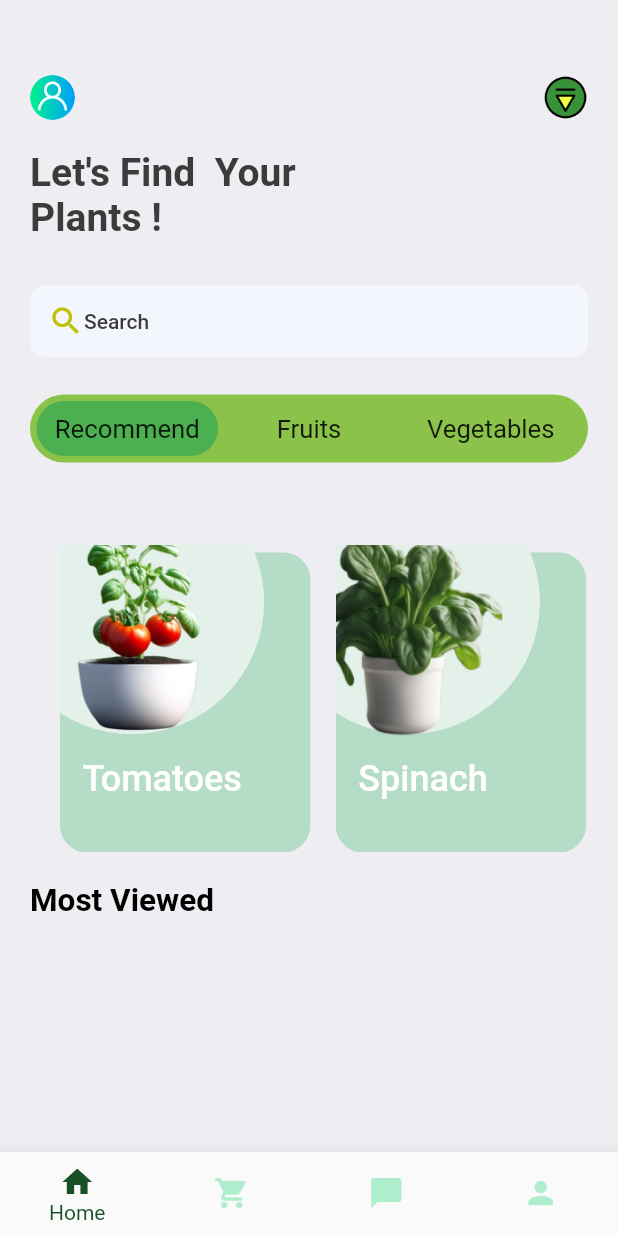
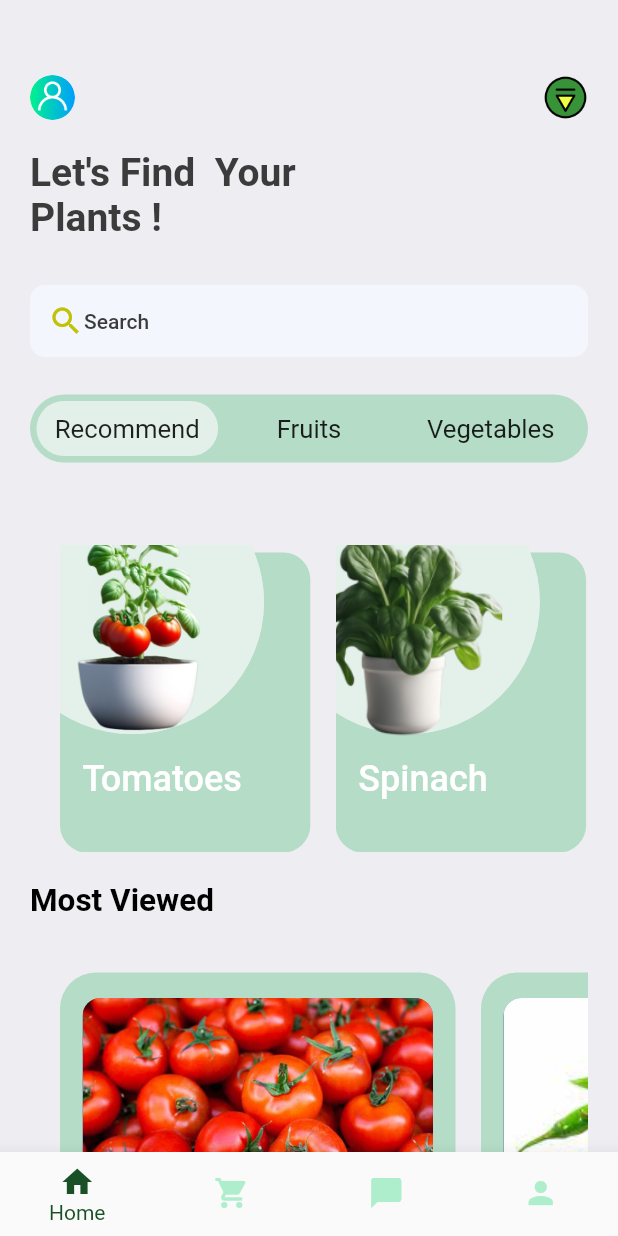
Before and after one commit to Joelp13/SoilSage, a Flutter app: the HomeScreen screen opened directly, on a phone screen of 412 x 824 dp. Run offline on Flutter 3.47's test engine with Material 2 defaults, Android fonts, the phone set to English and light mode, and no system bars; our stand-ins replace geolocator; missing offline and left inert: dart:js.

Commit message:
Sample Run

```diff
--- a/lib/Screens/home_screen.dart
+++ b/lib/Screens/home_screen.dart
@@ -12,29 +12,33 @@ class HomeScreen extends StatelessWidget {
   @override
   Widget build(BuildContext context) {
     final size = AppLayout.getSize(context);
-    return Scaffold( bottomNavigationBar: BottomNavigationBar(
+    return Scaffold(
+      bottomNavigationBar: BottomNavigationBar(
           currentIndex: 0,
           onTap: (index) {
-            if (index==1)
-            {
-              Navigator.pushReplacement(context as BuildContext, MaterialPageRoute(builder: (BuildContext context) => const ShopScreen()));
+            if (index == 1) {
+              Navigator.pushReplacement(
+                  context as BuildContext,
+                  MaterialPageRoute(
+                      builder: (BuildContext context) => const ShopScreen()));
+            } else if (index == 2) {
+              Navigator.pushReplacement(
+                  context as BuildContext,
+                  MaterialPageRoute(
+                      builder: (BuildContext context) =>
+                          const CommunityScreen()));
+            } else if (index == 3) {
+              Navigator.pushReplacement(
+                  context as BuildContext,
+                  MaterialPageRoute(
+                      builder: (BuildContext context) =>
+                          const ProfileScreen()));
+            } else if (index == 0) {
+              Navigator.pushReplacement(
+                  context as BuildContext,
+                  MaterialPageRoute(
+                      builder: (BuildContext context) => const HomeScreen()));
             }
-            else if(index==2)
-            {
-                   Navigator.pushReplacement(context as BuildContext, MaterialPageRoute(builder: (BuildContext context) => const CommunityScreen()));
-
-            }
-            else if(index==3)
-            {
-                   Navigator.pushReplacement(context as BuildContext, MaterialPageRoute(builder: (BuildContext context) => const ProfileScreen()));
-
-            }
-            else if(index==0)
-            {
-                   Navigator.pushReplacement(context as BuildContext, MaterialPageRoute(builder: (BuildContext context) => const HomeScreen()));
-
-            }
-
           },
           elevation: 10,
           showSelectedLabels: true,
@@ -288,6 +292,93 @@ class HomeScreen extends StatelessWidget {
             Text(
               "Most Viewed",
               style: Styles.headLineStyle2.copyWith(color: Colors.black),
+            ),
+            SizedBox(
+              height: 30,
+            ),
+            SingleChildScrollView(
+              scrollDirection: Axis.horizontal,
+              padding: EdgeInsets.only(left: 20),
+              child: Row(
+                children: [
+                  Container(
+                    width: size.width * 0.64,
+                    height: 350,
+                    padding: const EdgeInsets.symmetric(
+                        horizontal: 15, vertical: 17),
+                    margin: const EdgeInsets.only(right: 17, top: 5),
+                    decoration: BoxDecoration(
+                        color: Color.fromARGB(255, 180, 220, 198),
+                        borderRadius: BorderRadius.circular(24),
+                        boxShadow: [BoxShadow(color: Colors.grey.shade200)]),
+                    child: Column(
+                      crossAxisAlignment: CrossAxisAlignment.start,
+                      children: [
+                        Container(
+                          height: 150,
+                          decoration: BoxDecoration(
+                              borderRadius: BorderRadius.circular(12),
+                              color: Styles.primaryColor,
+                              image: DecorationImage(
+                                  fit: BoxFit.cover,
+                                  image: AssetImage(
+                                      "assets/images/tomatoes.jpg"))),
+                        ),
+                        SizedBox(height: 10),
+                        Text("Tomatoes",
+                            style: Styles.headLineStyle2
+                                .copyWith(color: Colors.white, fontSize: 29)),
+                        SizedBox(
+                          height: 5,
+                        ),
+                        Text(
+                          "Despite being a fruit it is prepared like a vegetable.They are a great source of vitamin C ,potassium and folate.",
+                          style: Styles.headLineStyle4
+                              .copyWith(color: Colors.white, fontSize: 16),
+                        )
+                      ],
+                    ),
+                  ),
+                  Container(
+                    width: size.width * 0.64,
+                    height: 350,
+                    padding: const EdgeInsets.symmetric(
+                        horizontal: 15, vertical: 17),
+                    margin: const EdgeInsets.only(right: 17, top: 5),
+                    decoration: BoxDecoration(
+                        color: Color.fromARGB(255, 180, 220, 198),
+                        borderRadius: BorderRadius.circular(24),
+                        boxShadow: [BoxShadow(color: Colors.grey.shade200)]),
+                    child: Column(
+                      crossAxisAlignment: CrossAxisAlignment.start,
+                      children: [
+                        Container(
+                          height: 150,
+                          decoration: BoxDecoration(
+                              borderRadius: BorderRadius.circular(12),
+                              color: Styles.primaryColor,
+                              image: DecorationImage(
+                                  fit: BoxFit.cover,
+                                  image:
+                                      AssetImage("assets/images/chilli.jpg"))),
+                        ),
+                        SizedBox(height: 10),
+                        Text("Chillies",
+                            style: Styles.headLineStyle2
+                                .copyWith(color: Colors.white, fontSize: 29)),
+                        SizedBox(
+                          height: 5,
+                        ),
+                        Text(
+                          "Despite being a fruit it is prepared like a vegetable.They are a great source of vitamin C ,potassium and folate.",
+                          style: Styles.headLineStyle4
+                              .copyWith(color: Colors.white, fontSize: 16),
+                        )
+                      ],
+                    ),
+                  )
+                ],
+              ),
             )
           ]),
     );
--- a/lib/widgets/tickets_tab.dart
+++ b/lib/widgets/tickets_tab.dart
@@ -24,7 +24,7 @@ class AppTicketTabs extends StatelessWidget {
                 decoration: BoxDecoration(
                   borderRadius: BorderRadius.horizontal(
                       left: Radius.circular(50), right: Radius.circular(50)),
-                  color: Colors.green,
+                  color: Color.fromARGB(250, 228, 240, 234),
                 ),
                 child: Center(
                   child: Text(firstTab),
@@ -62,7 +62,7 @@ class AppTicketTabs extends StatelessWidget {
           ),
           decoration: BoxDecoration(
             borderRadius: BorderRadius.circular(50),
-            color: Colors.lightGreen,
+            color: Color.fromARGB(255, 180, 220, 198),
           )),
     );
   }
```
Also changed, not shown: assets/images/chilli.jpg (added), assets/images/tomatoes.jpg (added).
